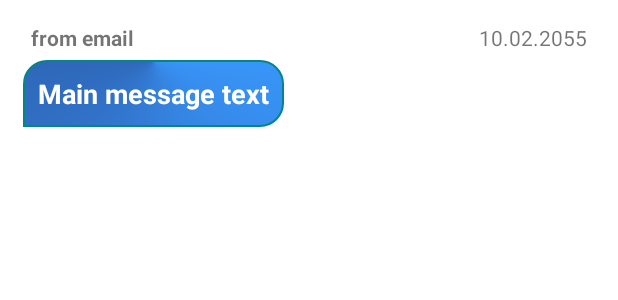
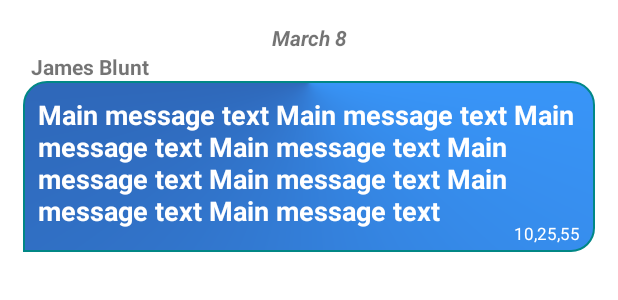
Before and after one commit to Argamm/Chat-App, an Android app: the layout list_item.xml on its own in the app's theme, with its tools: preview values and no code run, on a phone screen of 412 x 824 dp. Shown: the top 300 px of the screen. Run offline under Robolectric (Android 15) with nearby library versions, the phone set to English and light mode, and no system bars; plain views replace PhotoView.

Commit message:
new design for messages

```diff
--- a/app/src/main/java/com/example/chatapp/MyMessage.kt
+++ b/app/src/main/java/com/example/chatapp/MyMessage.kt
@@ -37,8 +37,8 @@ class MyMessage {
         return name
     }
 
-    fun setUsername(userName: String) {
-        this.name = userName
+    fun setUsername(name: String) {
+        this.name = name
     }
 
     fun getTextsMessage(): String {
--- a/app/src/main/res/layout/list_item.xml
+++ b/app/src/main/res/layout/list_item.xml
@@ -9,44 +9,77 @@
     android:padding="@dimen/dp_5">
 
     <androidx.appcompat.widget.AppCompatTextView
+        android:id="@+id/messageTime"
+        android:layout_width="wrap_content"
+        android:layout_height="wrap_content"
+        android:text="March 8"
+        android:textStyle="italic|bold|normal"
+        android:textColor="#8B000000"
+        app:layout_constraintEnd_toEndOf="parent"
+        app:layout_constraintStart_toStartOf="parent"
+        app:layout_constraintTop_toTopOf="parent" />
+
+
+    <androidx.appcompat.widget.AppCompatTextView
         android:id="@+id/messageUser"
         android:layout_width="wrap_content"
         android:layout_height="wrap_content"
         android:layout_marginStart="@dimen/dp_5"
-        android:text="from email"
+        android:text="James Blunt"
         android:textColor="#8B000000"
         android:textStyle="normal|bold"
         app:layout_constraintStart_toStartOf="parent"
-        app:layout_constraintTop_toTopOf="parent"
+        app:layout_constraintTop_toBottomOf="@+id/messageTime"
         app:layout_goneMarginStart="@dimen/dp_5" />
 
-    <androidx.appcompat.widget.AppCompatTextView
-        android:id="@+id/messageTime"
+
+    <androidx.constraintlayout.widget.ConstraintLayout
+        android:id="@+id/messageContainer"
         android:layout_width="wrap_content"
         android:layout_height="wrap_content"
-        android:layout_marginEnd="@dimen/dp_5"
-        android:text="10.02.2055"
-        android:textColor="#8B000000"
-        app:layout_constraintEnd_toEndOf="parent"
-        app:layout_constraintTop_toTopOf="parent" />
+        android:background="@drawable/message_item_background"
+        android:orientation="vertical"
+        app:layout_constraintBottom_toBottomOf="parent"
+        app:layout_constraintStart_toStartOf="parent"
+        app:layout_constraintTop_toBottomOf="@+id/messageUser">
 
         <androidx.appcompat.widget.AppCompatTextView
             android:id="@+id/messageText"
-        android:layout_width="wrap_content"
-        android:layout_height="wrap_content"
+            android:layout_width="match_parent"
+            android:layout_height="match_parent"
+            android:layout_gravity="end"
             android:layout_marginVertical="@dimen/dp_5"
-        android:background="@drawable/message_item_background"
             android:padding="10dp"
-        android:text="Main message text"
+            android:selectAllOnFocus="false"
+            android:text="Main message text Main message text Main message text Main message text Main message text Main message text Main message text Main message text"
             android:textColor="@color/white"
             android:textIsSelectable="true"
             android:textSize="18sp"
-        android:selectAllOnFocus="false"
             android:textStyle="bold"
             app:layout_constraintBottom_toBottomOf="parent"
-        app:layout_constraintStart_toStartOf="parent"
-        app:layout_constraintTop_toBottomOf="@+id/messageUser" />
+            app:layout_constraintEnd_toEndOf="parent"
+            app:layout_constraintStart_toStartOf="parent" />
 
+        <androidx.appcompat.widget.AppCompatTextView
+            android:id="@+id/insideMessageTime"
+            android:layout_width="wrap_content"
+            android:layout_height="wrap_content"
+            android:layout_gravity="right"
+            android:layout_marginTop="10dp"
+            android:layout_marginEnd="10dp"
+            android:layout_marginBottom="8dp"
+            android:gravity="end"
+            android:text="10,25,55"
+            android:textColor="@color/white"
+            android:textSize="11sp"
+            app:layout_constraintBottom_toBottomOf="@+id/messageContainer"
+            app:layout_constraintEnd_toEndOf="@+id/messageContainer"
+            app:layout_constraintHorizontal_bias="1.0"
+            app:layout_constraintStart_toEndOf="@+id/messageText"
+            app:layout_constraintTop_toBottomOf="@+id/messageText"
+            app:layout_constraintVertical_bias="0.884" />
+
+    </androidx.constraintlayout.widget.ConstraintLayout>
 
 
     <com.github.chrisbanes.photoview.PhotoView
```
Also changed, not shown: app/src/main/java/com/example/chatapp/MainActivity.kt (+3 -10 lines), app/src/main/java/com/example/chatapp/MessageAdapter.kt (+55 -18 lines). Lines whose indentation alone changed are shown as unchanged.
